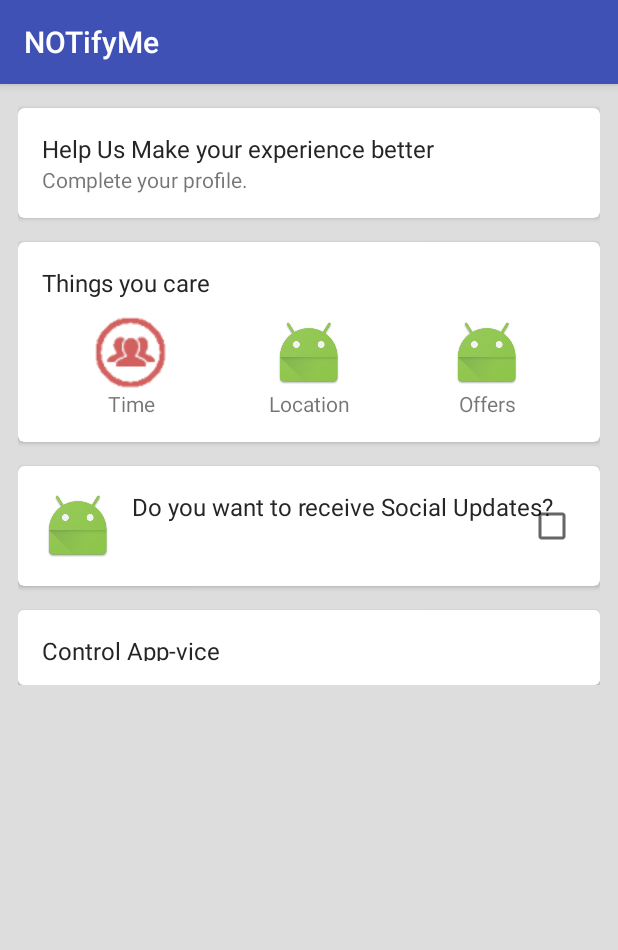
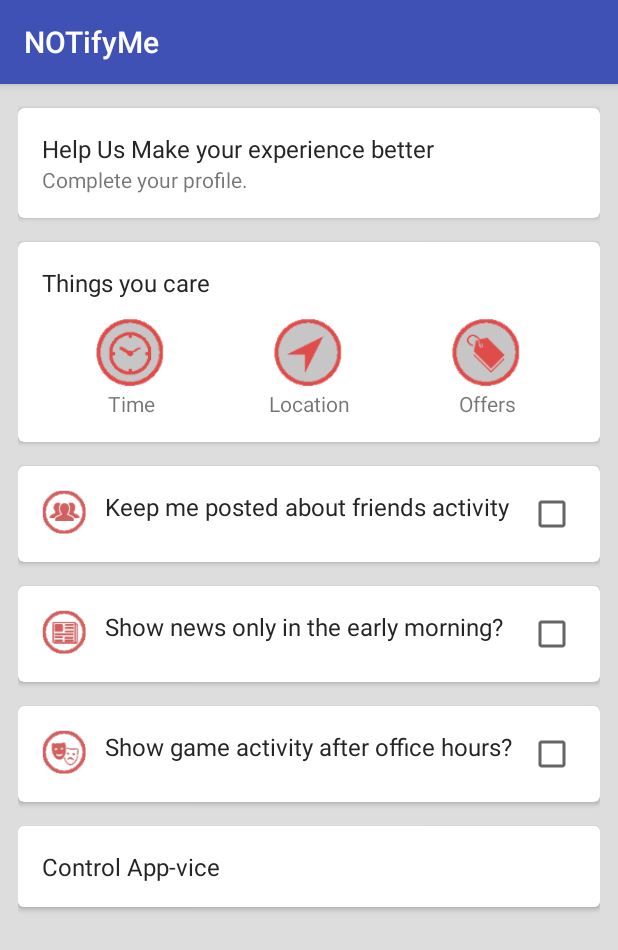
Before and after one commit to infinitec123/LetUsMeet, an Android app: the screen it shows after launch (ControlPanelActivity), on a phone screen of 412 x 824 dp. Shown: the top 950 px of the screen. Run offline under Robolectric (Android 15) with nearby library versions, the phone set to English and light mode, and no system bars; our stand-ins replace ButterKnife; libraries missing offline, so code that uses them is left out: com.appyvet.rangebar, com.firebase.client; plain views replace RangeBar; 4 statements that could not run were skipped.

Commit message:
UI changes

```diff
--- a/app/src/main/java/infiniteloop/letusmeet/ControlPanelActivity.java
+++ b/app/src/main/java/infiniteloop/letusmeet/ControlPanelActivity.java
@@ -10,6 +10,7 @@ import android.text.TextWatcher;
 import android.util.Log;
 import android.view.View;
 import android.widget.ArrayAdapter;
+import android.widget.ImageView;
 import android.widget.MultiAutoCompleteTextView;
 
 
@@ -53,8 +54,6 @@ public class ControlPanelActivity extends AppCompatActivity implements View.OnCl
         setTimeSeekBar();
         setMultiSearchView();
         setOnClickListeners();
-        Log.d(TAG,decisionService.decide("vibhulabs.shopperbuddy", "shipped sadas", false)+"");
-        Log.d(TAG,decisionService.decide("vibhulabs.shopperbuddy", "offer sadas", false)+"");
     }
 
     private void setTimeSeekBar() {
@@ -139,21 +138,28 @@ public class ControlPanelActivity extends AppCompatActivity implements View.OnCl
                 if (timeSelect.getVisibility() == View.VISIBLE) {
                     timeSelect.setVisibility(View.GONE);
                     cacheUtils.setInterestedInTime(false);
+                    ((ImageView) findViewById(R.id.time_icon)).setImageResource(R.drawable.time_icon_big_disabled);
+
                 } else {
                     timeSelect.setVisibility(View.VISIBLE);
                     cacheUtils.setInterestedInTime(true);
+                    ((ImageView) findViewById(R.id.time_icon)).setImageResource(R.drawable.time_icon_big);
                 }
                 break;
             case R.id.location_icon:
-                timeSelect.setVisibility(View.VISIBLE);
+                //timeSelect.setVisibility(View.VISIBLE);
                 break;
             case R.id.offers_icon:
                 if (offersSelect.getVisibility() == View.VISIBLE) {
                     offersSelect.setVisibility(View.GONE);
                     cacheUtils.setInterestedInOffers(false);
+                    ((ImageView) findViewById(R.id.offers_icon)).setImageResource(R.drawable.offers_icon_big_disabled);
+
                 } else {
                     offersSelect.setVisibility(View.VISIBLE);
                     cacheUtils.setInterestedInOffers(true);
+                    ((ImageView) findViewById(R.id.offers_icon)).setImageResource(R.drawable.offers_icon_big);
+
                 }
                 break;
 
--- a/app/src/main/res/layout/activity_control_panel.xml
+++ b/app/src/main/res/layout/activity_control_panel.xml
@@ -31,9 +31,9 @@
             android:layout_height="wrap_content"
             android:layout_marginLeft="12dp"
             android:layout_marginRight="12dp"
+            android:layout_marginTop="?actionBarSize"
             android:focusable="true"
             android:focusableInTouchMode="true"
-            android:layout_marginTop="?actionBarSize"
             android:orientation="vertical">
 
             <android.support.v7.widget.CardView xmlns:android="http://schemas.android.com/apk/res/android"
@@ -74,9 +74,9 @@
                 android:id="@+id/card_view_2"
                 android:layout_width="match_parent"
                 android:layout_height="wrap_content"
+                android:layout_marginTop="16dp"
                 android:focusable="true"
                 android:focusableInTouchMode="true"
-                android:layout_marginTop="16dp"
                 app:cardCornerRadius="4dp">
 
                 <LinearLayout
@@ -111,7 +111,7 @@
                                 android:layout_width="48dp"
                                 android:layout_height="48dp"
                                 android:layout_gravity="center_horizontal"
-                                android:src="@drawable/social_icon" />
+                                android:src="@drawable/time_icon_big_disabled" />
 
                             <TextView
                                 android:layout_width="match_parent"
@@ -131,7 +131,7 @@
                                 android:layout_width="48dp"
                                 android:layout_height="48dp"
                                 android:layout_gravity="center_horizontal"
-                                android:src="@drawable/ic_launcher" />
+                                android:src="@drawable/location_icon_big_disabled" />
 
                             <TextView
                                 android:layout_width="match_parent"
@@ -151,7 +151,7 @@
                                 android:layout_width="48dp"
                                 android:layout_height="48dp"
                                 android:layout_gravity="center_horizontal"
-                                android:src="@drawable/ic_launcher" />
+                                android:src="@drawable/offers_icon_big_disabled" />
 
                             <TextView
                                 android:layout_width="match_parent"
@@ -169,8 +169,8 @@
                 android:id="@+id/card_view_5"
                 android:layout_width="match_parent"
                 android:layout_height="wrap_content"
+                android:layout_marginTop="16dp"
                 android:visibility="gone"
-                android:layout_marginTop="16dp"
                 app:cardCornerRadius="4dp">
 
                 <RelativeLayout
@@ -181,8 +181,8 @@
 
                     <ImageView
                         android:id="@+id/id_icon_6"
-                        android:layout_width="48dp"
-                        android:layout_height="48dp"
+                        android:layout_width="30dp"
+                        android:layout_height="30dp"
                         android:layout_marginRight="12dp"
                         android:src="@drawable/ic_launcher" />
 
@@ -226,10 +226,10 @@
 
                     <ImageView
                         android:id="@+id/id_icon_7"
-                        android:layout_width="48dp"
-                        android:layout_height="48dp"
+                        android:layout_width="30dp"
+                        android:layout_height="30dp"
                         android:layout_marginRight="12dp"
-                        android:src="@drawable/ic_launcher" />
+                        android:src="@drawable/shopping_icon" />
 
                     <TextView
                         android:id="@+id/id_7"
@@ -265,17 +265,17 @@
 
                     <ImageView
                         android:id="@+id/id_icon_5"
-                        android:layout_width="48dp"
-                        android:layout_height="48dp"
+                        android:layout_width="30dp"
+                        android:layout_height="30dp"
                         android:layout_marginRight="12dp"
-                        android:src="@drawable/ic_launcher" />
+                        android:src="@drawable/social_icon" />
 
                     <TextView
                         android:id="@+id/id_5"
                         android:layout_width="wrap_content"
                         android:layout_height="wrap_content"
                         android:layout_toRightOf="@+id/id_icon_5"
-                        android:text="Do you want to receive Social Updates?"
+                        android:text="Keep me posted about friends activity"
                         android:textColor="#252525"
                         android:textSize="16sp" />
 
@@ -288,12 +288,90 @@
                 </RelativeLayout>
             </android.support.v7.widget.CardView>
 
+            <android.support.v7.widget.CardView xmlns:android="http://schemas.android.com/apk/res/android"
+                xmlns:app="http://schemas.android.com/apk/res-auto"
+                android:id="@+id/card_view_7"
+                android:layout_width="match_parent"
+                android:layout_height="wrap_content"
+                android:layout_marginTop="16dp"
+                app:cardCornerRadius="4dp">
+
+                <RelativeLayout
+                    android:id="@+id/id_inner_container_news"
+                    android:layout_width="match_parent"
+                    android:layout_height="wrap_content"
+                    android:padding="16dp">
+
+                    <ImageView
+                        android:id="@+id/id_icon_news"
+                        android:layout_width="30dp"
+                        android:layout_height="30dp"
+                        android:layout_marginRight="12dp"
+                        android:src="@drawable/news_icon" />
+
+                    <TextView
+                        android:id="@+id/id_news"
+                        android:layout_width="wrap_content"
+                        android:layout_height="wrap_content"
+                        android:layout_toRightOf="@+id/id_icon_news"
+                        android:text="Show news only in the early morning?"
+                        android:textColor="#252525"
+                        android:textSize="16sp" />
+
+                    <CheckBox
+                        android:layout_width="wrap_content"
+                        android:layout_height="wrap_content"
+                        android:layout_alignParentRight="true"
+                        android:layout_centerVertical="true" />
+
+                </RelativeLayout>
+            </android.support.v7.widget.CardView>
+
+            <android.support.v7.widget.CardView xmlns:android="http://schemas.android.com/apk/res/android"
+                xmlns:app="http://schemas.android.com/apk/res-auto"
+                android:id="@+id/card_view_8"
+                android:layout_width="match_parent"
+                android:layout_height="wrap_content"
+                android:layout_marginTop="16dp"
+                app:cardCornerRadius="4dp">
+
+                <RelativeLayout
+                    android:id="@+id/id_inner_container_game"
+                    android:layout_width="match_parent"
+                    android:layout_height="wrap_content"
+                    android:padding="16dp">
+
+                    <ImageView
+                        android:id="@+id/id_icon_game"
+                        android:layout_width="30dp"
+                        android:layout_height="30dp"
+                        android:layout_marginRight="12dp"
+                        android:src="@drawable/entertainment_icon" />
+
+                    <TextView
+                        android:id="@+id/id_game"
+                        android:layout_width="wrap_content"
+                        android:layout_height="wrap_content"
+                        android:layout_toRightOf="@+id/id_icon_game"
+                        android:text="Show game activity after office hours?"
+                        android:textColor="#252525"
+                        android:textSize="16sp" />
+
+                    <CheckBox
+                        android:layout_width="wrap_content"
+                        android:layout_height="wrap_content"
+                        android:layout_alignParentRight="true"
+                        android:layout_centerVertical="true" />
+
+                </RelativeLayout>
+            </android.support.v7.widget.CardView>
 
             <android.support.v7.widget.CardView xmlns:android="http://schemas.android.com/apk/res/android"
                 xmlns:app="http://schemas.android.com/apk/res-auto"
                 android:id="@+id/card_view_3"
                 android:layout_width="match_parent"
                 android:layout_height="wrap_content"
+                android:layout_marginBottom="80dp"
                 android:layout_marginTop="16dp"
                 app:cardCornerRadius="4dp">
 
@@ -307,7 +385,7 @@
                     <TextView
                         android:id="@+id/id_textview_control_fine"
                         android:layout_width="match_parent"
-                        android:layout_height="50dp"
+                        android:layout_height="wrap_content"
                         android:background="?android:selectableItemBackground"
                         android:padding="16dp"
                         android:text="Control App-vice"
```
Also changed, not shown: app/src/main/res/drawable-xxxhdpi/entertainment_icon.png (added), app/src/main/res/drawable-xxxhdpi/location_icon_big.png (added), app/src/main/res/drawable-xxxhdpi/location_icon_big_disabled.png (added), app/src/main/res/drawable-xxxhdpi/news_icon.png (added), app/src/main/res/drawable-xxxhdpi/offers_icon_big.png (added), app/src/main/res/drawable-xxxhdpi/offers_icon_big_disabled.png (added), app/src/main/res/drawable-xxxhdpi/shopping_icon.png (added), app/src/main/res/drawable-xxxhdpi/time_icon_big.png (added), app/src/main/res/drawable-xxxhdpi/time_icon_big_disabled.png (added).
